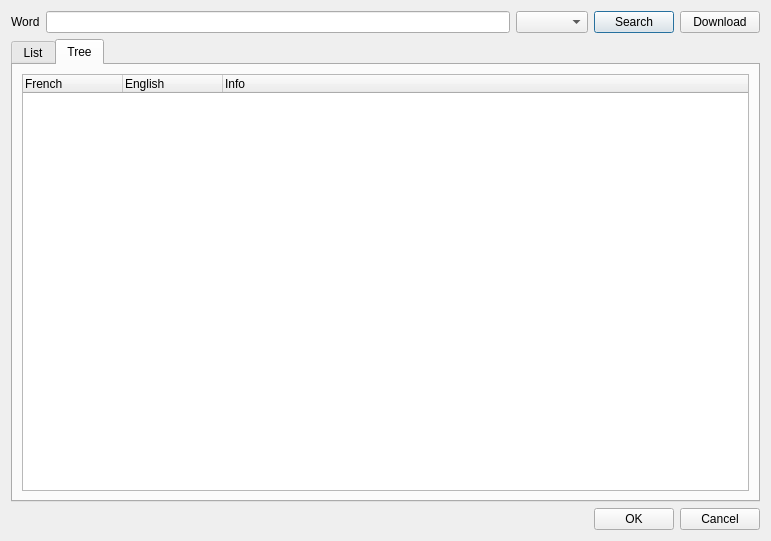
First picture: the form in usage.ui, repository kellyjf/larousse, before the edit.
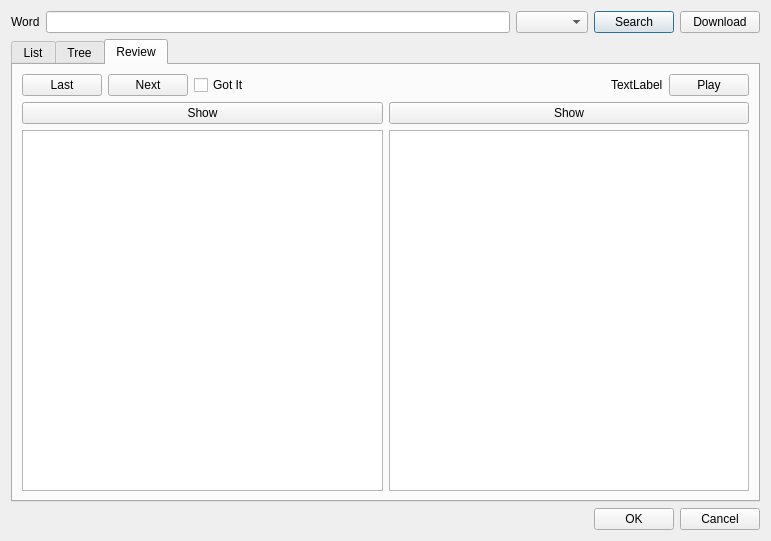
Second picture: the form after the edit.

Diff of the .ui file:
```diff
--- a/usage.ui
+++ b/usage.ui
@@ -57,7 +57,7 @@
    <item>
     <widget class="QTabWidget" name="tabWidget">
      <property name="currentIndex">
-      <number>1</number>
+      <number>2</number>
      </property>
      <widget class="QWidget" name="listTab">
       <attribute name="title">
@@ -228,6 +228,103 @@
        </item>
       </layout>
      </widget>
+     <widget class="QWidget" name="tab">
+      <attribute name="title">
+       <string>Review</string>
+      </attribute>
+      <layout class="QVBoxLayout" name="verticalLayout_6">
+       <item>
+        <layout class="QHBoxLayout" name="horizontalLayout_3">
+         <item>
+          <widget class="QPushButton" name="lastButton">
+           <property name="text">
+            <string>Last</string>
+           </property>
+          </widget>
+         </item>
+         <item>
+          <widget class="QPushButton" name="nextButton">
+           <property name="text">
+            <string>Next</string>
+           </property>
+          </widget>
+         </item>
+         <item>
+          <widget class="QCheckBox" name="gotitCheck">
+           <property name="text">
+            <string>Got It</string>
+           </property>
+          </widget>
+         </item>
+         <item>
+          <spacer name="horizontalSpacer">
+           <property name="orientation">
+            <enum>Qt::Horizontal</enum>
+           </property>
+           <property name="sizeHint" stdset="0">
+            <size>
+             <width>40</width>
+             <height>20</height>
+            </size>
+           </property>
+          </spacer>
+         </item>
+         <item>
+          <widget class="QLabel" name="numLabel">
+           <property name="text">
+            <string>TextLabel</string>
+           </property>
+          </widget>
+         </item>
+         <item>
+          <widget class="QPushButton" name="playButton">
+           <property name="text">
+            <string>Play</string>
+           </property>
+          </widget>
+         </item>
+        </layout>
+       </item>
+       <item>
+        <layout class="QHBoxLayout" name="horizontalLayout_4">
+         <item>
+          <layout class="QVBoxLayout" name="verticalLayout_4">
+           <item>
+            <widget class="QPushButton" name="showExButton">
+             <property name="text">
+              <string>Show</string>
+             </property>
+             <property name="checkable">
+              <bool>true</bool>
+             </property>
+            </widget>
+           </item>
+           <item>
+            <widget class="QTextEdit" name="exampleText"/>
+           </item>
+          </layout>
+         </item>
+         <item>
+          <layout class="QVBoxLayout" name="verticalLayout_5">
+           <item>
+            <widget class="QPushButton" name="showTrButton">
+             <property name="text">
+              <string>Show</string>
+             </property>
+             <property name="checkable">
+              <bool>true</bool>
+             </property>
+            </widget>
+           </item>
+           <item>
+            <widget class="QTextEdit" name="transText"/>
+           </item>
+          </layout>
+         </item>
+        </layout>
+       </item>
+      </layout>
+     </widget>
     </widget>
    </item>
    <item>
```
